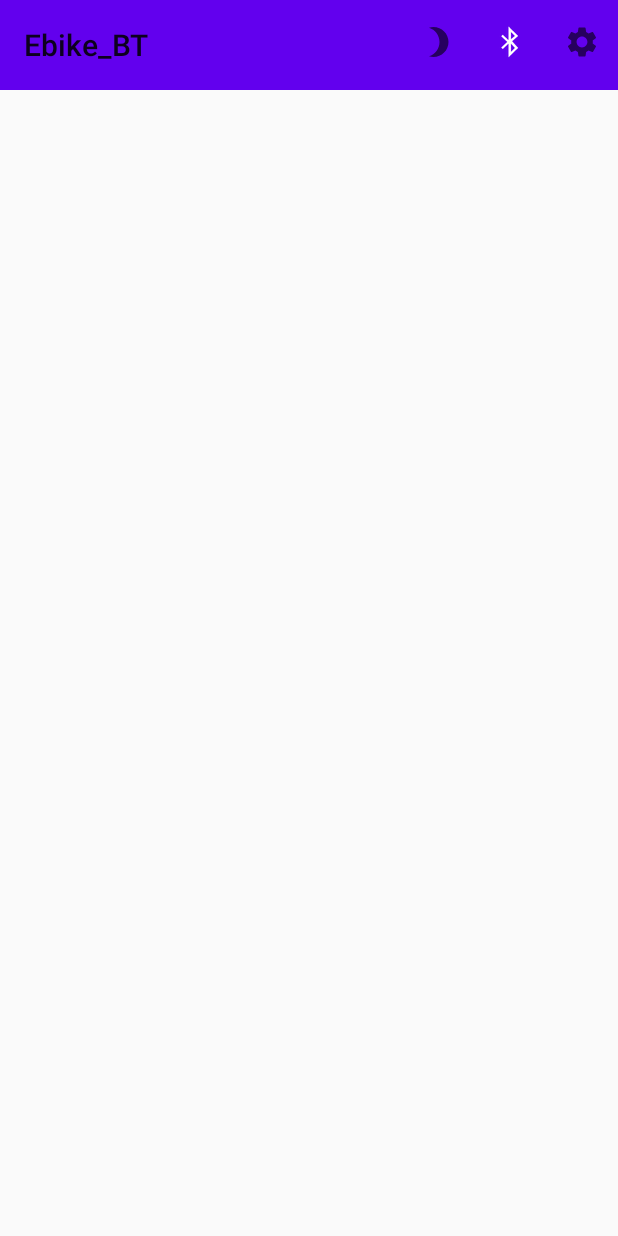
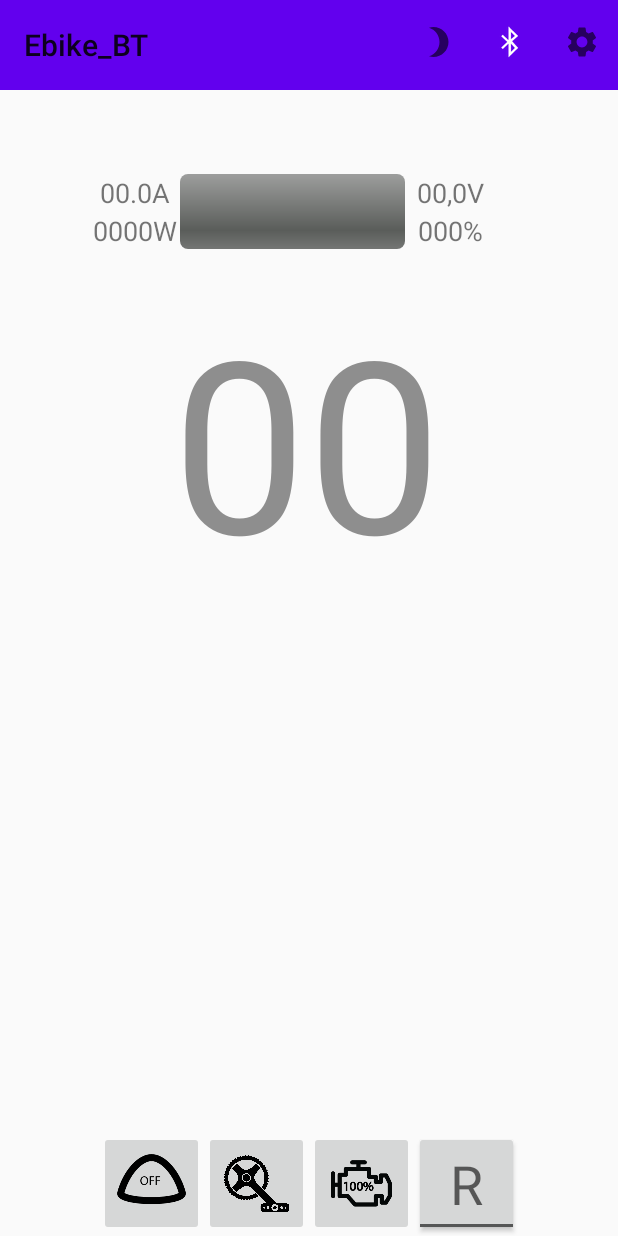
Before and after one commit to EndikaCo/Ebike_BT, an Android app: the screen it shows after launch (MainActivity), on a phone screen of 412 x 824 dp. Run offline under Robolectric (Android 15) with nearby library versions, the phone set to English and light mode, and no system bars.

Commit message:
activity_main: Buttons with picture added Views for data received
#164 state lost on changing theme

```diff
--- a/app/src/main/res/layout/activity_main.xml
+++ b/app/src/main/res/layout/activity_main.xml
@@ -6,6 +6,20 @@
     android:layout_height="match_parent"
     tools:context=".MainActivity"
     >
+
+    <TextView
+        android:id="@+id/id_text_speed"
+        android:layout_width="190dp"
+        android:layout_height="179dp"
+        android:layout_marginStart="110dp"
+        android:layout_marginTop="54dp"
+        android:background="#00FFFFFF"
+        android:gravity="bottom|center"
+        android:text="@string/default_kmh"
+        android:textColor="#8E8E8E"
+        android:textSize="160sp"
+        app:layout_constraintStart_toStartOf="parent"
+        app:layout_constraintTop_toBottomOf="@+id/id_watts2" />
 
     <include
         layout="@layout/tool_bar"
@@ -16,5 +30,104 @@
         app:layout_constraintStart_toStartOf="parent"
         app:layout_constraintTop_toTopOf="parent" />
 
+    <TextView
+        android:id="@+id/id_text_volts3"
+        android:layout_width="60dp"
+        android:layout_height="25dp"
+        android:foregroundGravity="center"
+        android:gravity="center|center_vertical"
+        android:text="@string/default_voltaje"
+        android:textSize="18sp"
+        app:layout_constraintStart_toEndOf="@+id/id_battery_bar2"
+        app:layout_constraintTop_toTopOf="@+id/id_battery_bar2" />
+
+    <TextView
+        android:id="@+id/id_watts2"
+        android:layout_width="60dp"
+        android:layout_height="25dp"
+        android:gravity="center|center_horizontal|center_vertical"
+        android:text="@string/default_watts"
+        android:textSize="18sp"
+        app:layout_constraintEnd_toStartOf="@+id/id_battery_bar2"
+        app:layout_constraintTop_toBottomOf="@+id/id_amperes2" />
+
+    <TextView
+        android:id="@+id/id_amperes2"
+        android:layout_width="60dp"
+        android:layout_height="25dp"
+        android:gravity="center|center_horizontal|center_vertical"
+        android:text="@string/default_ampers"
+        android:textSize="18sp"
+        app:layout_constraintEnd_toStartOf="@+id/id_battery_bar2"
+        app:layout_constraintTop_toTopOf="@+id/id_battery_bar2" />
+
+    <ProgressBar
+        android:id="@+id/id_battery_bar2"
+        style="@android:style/Widget.ProgressBar.Horizontal"
+        android:layout_width="150dp"
+        android:layout_height="50dp"
+        android:layout_marginStart="120dp"
+        android:layout_marginTop="116dp"
+        android:max="100"
+        android:minWidth="200dip"
+        android:minHeight="100dip"
+        android:progress="00"
+        android:progressTint="#4CAF50"
+        android:textAlignment="center"
+        app:layout_constraintStart_toStartOf="parent"
+        app:layout_constraintTop_toTopOf="parent" />
+
+    <TextView
+        android:id="@+id/id_volt_percent2"
+        android:layout_width="60dp"
+        android:layout_height="25dp"
+        android:gravity="center|center_horizontal|center_vertical"
+        android:text="@string/default_percent"
+        android:textSize="18sp"
+        app:layout_constraintStart_toEndOf="@+id/id_battery_bar2"
+        app:layout_constraintTop_toBottomOf="@+id/id_text_volts3" />
+
+    <LinearLayout
+        android:layout_width="match_parent"
+        android:layout_height="wrap_content"
+        android:gravity="center_horizontal"
+        app:layout_constraintBottom_toBottomOf="parent"
+        tools:layout_editor_absoluteX="0dp">
+
+        <ImageButton
+            android:id="@+id/id_light_button"
+            style="@style/Widget.AppCompat.ImageButton"
+            android:layout_width="70dp"
+            android:layout_height="70dp"
+            android:scaleType="centerInside"
+            android:src="@drawable/boton_lights_off" />
+
+        <ImageButton
+            android:id="@+id/id_throttle"
+            style="@style/Widget.AppCompat.ImageButton"
+            android:layout_width="70dp"
+            android:layout_height="70dp"
+            android:scaleType="centerInside"
+            android:src="@drawable/button_pedals" />
+
+        <ImageButton
+            android:id="@+id/id_power_selector"
+            android:layout_width="70dp"
+            android:layout_height="70dp"
+            android:scaleType="centerInside"
+            android:src="@drawable/botton_100" />
+
+        <ToggleButton
+            android:id="@+id/id_toggle_gear"
+            android:layout_width="70dp"
+            android:layout_height="70dp"
+            android:textAppearance="@style/TextAppearance.AppCompat.Display1"
+            android:textOff="R"
+            android:textOn="D"
+            android:textSize="36sp" />
+
+
+    </LinearLayout>
+
 
 </androidx.constraintlayout.widget.ConstraintLayout>
--- a/app/src/main/res/values/strings.xml
+++ b/app/src/main/res/values/strings.xml
@@ -14,4 +14,13 @@
     <string name="title_connected">connected</string>
     <string name="title_not_connected">not connected</string>
 
+    <string name="default_ampers">00.0A</string>
+    <!-- TODO: Remove or change this placeholder text -->
+    <string name="hello_blank_fragment">Hello blank fragment</string>
+    <string name="default_watts">0000W</string>
+    <string name="average">Prom:</string>
+    <string name="default_km_average">00</string>
+    <string name="default_kmh">00</string>
+    <string name="default_voltaje">00,0V</string>
+    <string name="default_percent">000%</string>
 </resources>
```
Also changed, not shown: app/src/main/res/drawable-v24/boton_cruce.png (added), app/src/main/res/drawable-v24/boton_lights_off.png (added), app/src/main/res/drawable-v24/boton_pos_on.png (added), app/src/main/res/drawable-v24/botton_100.png (added), app/src/main/res/drawable-v24/botton_120.png (added), app/src/main/res/drawable-v24/botton_80.png (added), app/src/main/res/drawable-v24/botton_pas.png (added), app/src/main/res/drawable-v24/botton_throttle.png (added), app/src/main/res/drawable-v24/button_pedals.png (added).
